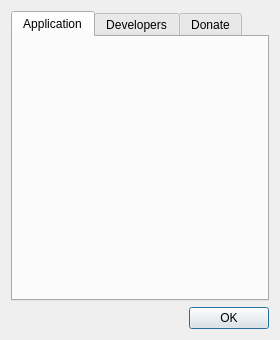
First picture: the form in ui/aboutwindow.ui, repository WST/acid-pc, before the edit.
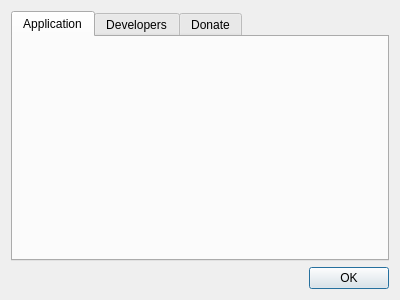
Second picture: the form after the edit. Icons and pictures are not drawn.

Patch:
```diff
--- a/ui/aboutwindow.ui
+++ b/ui/aboutwindow.ui
@@ -9,8 +9,8 @@
    <rect>
     <x>0</x>
     <y>0</y>
-    <width>280</width>
-    <height>340</height>
+    <width>400</width>
+    <height>300</height>
    </rect>
   </property>
   <property name="sizePolicy">
@@ -21,14 +21,14 @@
   </property>
   <property name="minimumSize">
    <size>
-    <width>280</width>
-    <height>340</height>
+    <width>400</width>
+    <height>300</height>
    </size>
   </property>
   <property name="maximumSize">
    <size>
-    <width>280</width>
-    <height>340</height>
+    <width>400</width>
+    <height>300</height>
    </size>
   </property>
   <property name="windowTitle">
```
